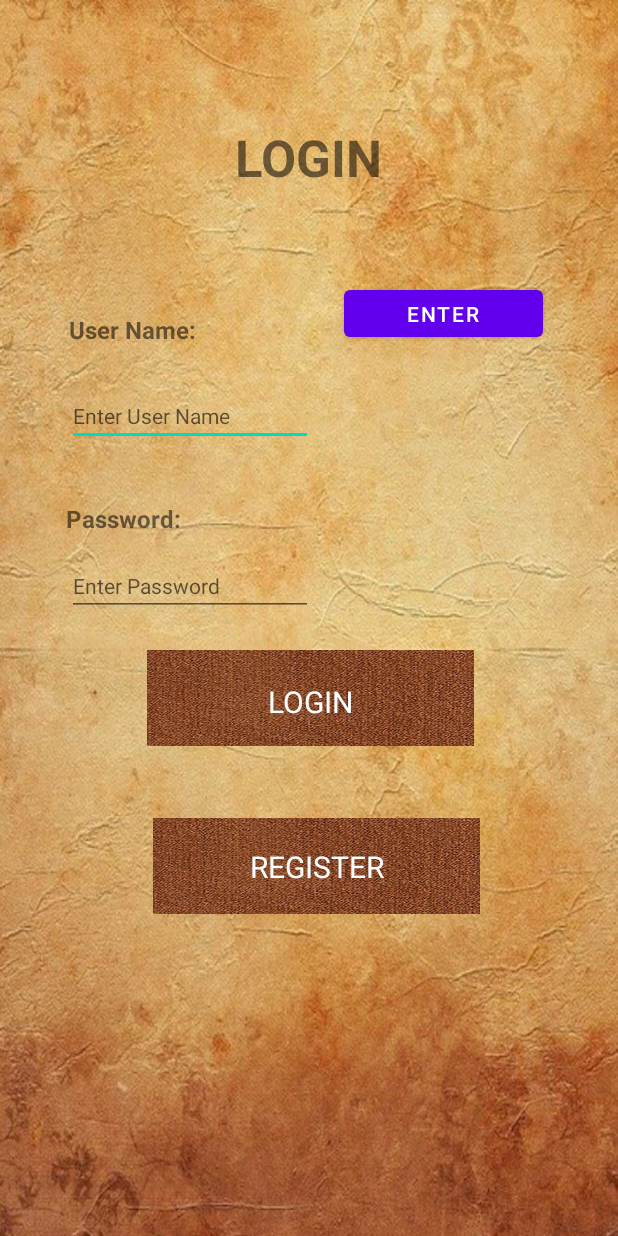
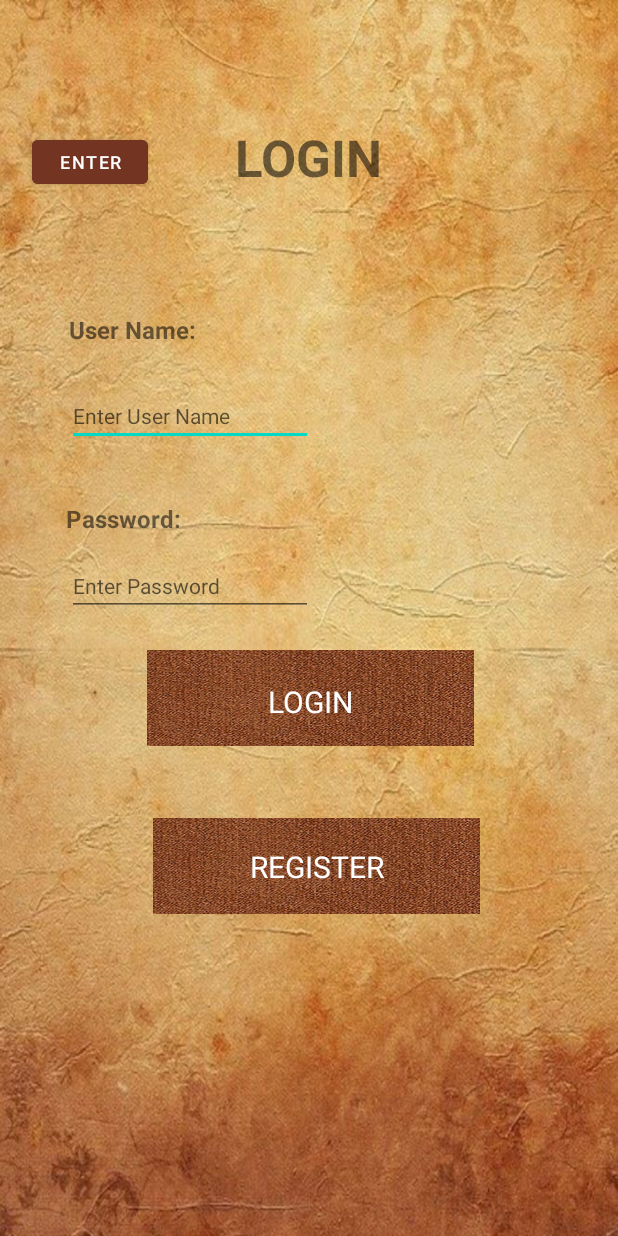
Before and after one commit to Zharrat/BEERS_OF_THE_WORLD, an Android app: the screen it shows after launch (LoginActivity), on a phone screen of 412 x 824 dp. Run offline under Robolectric (Android 15) with nearby library versions, the light colour scheme and no system bars.

Commit message:
Creados 2 fragments para el login e interconectados.Funcionando con cambio de activity.

```diff
--- a/app/src/main/java/com/example/beers_of_the_world/BeerResponse.kt
+++ b/app/src/main/java/com/example/beers_of_the_world/BeerResponse.kt
@@ -1,3 +1,7 @@
+/*
+ * Copyright (c) FS
+ */
+
 package com.example.beers_of_the_world
 
 import android.os.Parcelable
--- a/app/src/main/java/com/example/beers_of_the_world/ui/adapter/BeerAdapter.kt
+++ b/app/src/main/java/com/example/beers_of_the_world/ui/adapter/BeerAdapter.kt
@@ -6,7 +6,7 @@ import android.view.ViewGroup
 import android.widget.ImageView
 import android.widget.TextView
 import androidx.recyclerview.widget.RecyclerView
-import com.example.beers_of_the_world.*
+import com.example.beers_of_the_world.BeerResponse
 import com.example.beers_of_the_world.databinding.FragmentMainBinding
 import com.example.beers_of_the_world.databinding.ItemBeerBinding
 import com.example.beers_of_the_world.ui.fragments.MainFragment
--- a/app/src/main/java/com/example/beers_of_the_world/ui/fragments/LoginFragment.kt
+++ b/app/src/main/java/com/example/beers_of_the_world/ui/fragments/LoginFragment.kt
@@ -7,13 +7,17 @@ import androidx.fragment.app.Fragment
 import android.view.LayoutInflater
 import android.view.View
 import android.view.ViewGroup
+import android.widget.Toast
+import androidx.activity.OnBackPressedCallback
 import androidx.lifecycle.ViewModel
 import androidx.navigation.NavController
+import androidx.navigation.fragment.findNavController
 import com.example.beers_of_the_world.R
 import com.example.beers_of_the_world.databinding.FragmentLoginBinding
 import com.example.beers_of_the_world.databinding.FragmentMainBinding
 import com.example.beers_of_the_world.ui.activities.MainActivity
 import com.example.beers_of_the_world.viewModel.LoginViewModel
+import com.google.android.material.dialog.MaterialAlertDialogBuilder
 
 
 class LoginFragment : Fragment() {
@@ -31,42 +35,115 @@ class LoginFragment : Fragment() {
         inflater: LayoutInflater, container: ViewGroup?,
         savedInstanceState: Bundle?
     ): View? {
-        // Inflate the layout for this fragment
-        return inflater.inflate(R.layout.fragment_login, container, false)
+        binding = FragmentLoginBinding.inflate(inflater, container, false)
+        // Inflates the layout for this fragment
+        return binding.root
+
     }
+
+
 
     override fun onViewCreated(view: View, savedInstanceState: Bundle?) {
         super.onViewCreated(view, savedInstanceState)
 
         /*subscribeUI()*/
 
-        //buildListeners()
+        buildListeners()
 
 
     }
 
-   /* private fun buildListeners() {
-        buttonPassListener()
+    private fun buildListeners() {
+        onFragmentBackPressed(closeSession = true)
+        buttonPassToRegister()
+        buttonPassToLogin()
+        buttonPassWithoutLogin()
     }
 
-    private fun buttonPassListener() {
-        passToSecondAct()
+    private fun buttonPassToRegister() {
+        binding.ivregister.setOnClickListener() {
+            Toast.makeText(getActivity(), "LAUNCH REGISTER FRAGMENT", Toast.LENGTH_LONG).show();
+            //We create an object of an user.
+        }
     }
 
-    private fun passToSecondAct() {
-        binding.buttonpass.setOnClickListener {
+    private fun buttonPassToLogin() {
+        binding.iblogin.setOnClickListener() {
+            Toast.makeText(getActivity(), "LAUNCH LOGIN FRAGMENT", Toast.LENGTH_LONG).show();
+
+
+        }
+    }
+
+    private fun buttonPassWithoutLogin() {
+        binding.btenter.setOnClickListener() {
+            //Toast.makeText(getActivity(), "LAUNCH LOGIN ACTIVITY", Toast.LENGTH_LONG).show();
             startActivity(Intent(requireContext(), MainActivity::class.java))
+            appFinish()
+
         }
-    }*/
 
-    /*private fun bLoginListener() {
-        binding.buttonpass.setOnClickListener {
-            //TODO GET PREFIX
-            getToken()
-        }
-    }*/
+    }
 
-    /*private fun getToken() {
-        ViewModel.getToken()
-    }*/
+
+    //Function when we press the back button.
+    fun onFragmentBackPressed(
+        closeSession: Boolean,
+        func: (() -> Unit)? = null
+    ) {
+        activity?.onBackPressedDispatcher?.addCallback(
+            viewLifecycleOwner,
+            object : OnBackPressedCallback(true) {
+                override fun handleOnBackPressed() {
+                    if (func != null) {
+                        func()
+                    } else {
+                        if (closeSession) {
+                            question()
+                        } else {
+                            findNavController().popBackStack()
+                        }
+                    }
+                }
+            })
+    }
+
+    //We launch the question.
+    fun question() {
+        finalQuestion(
+            "EXIT",
+            "¿EXIT WITHOUT REGISTERING?",
+            {
+                appFinish()
+            })
+    }
+
+    //We ask about going out from the app.
+    fun finalQuestion(
+        title: String,
+        message: String,
+        yesFunc: () -> Unit,
+        noFunc: (() -> Unit)? = null,
+        yesMessage: String? = "YES",
+        noMessage: String? = "NO"
+    ) {
+        MaterialAlertDialogBuilder(requireContext())
+            .setTitle("BEERS OF THE WORLD")
+            .setMessage("YOU ARE NOT REGISTERED, ¿EXIT?")
+            .setPositiveButton("YES") { dialog, _ ->
+                yesFunc()
+                dialog.dismiss()
+                appFinish()
+            }
+            .setNegativeButton("NO") { dialog, _ ->
+                noFunc?.let { noFunc() }
+                dialog.dismiss()
+            }
+            .show()
+    }
+
+    //Exit. App finishes.
+    fun appFinish() {
+        activity?.finish()
+    }
 }
--- a/app/src/main/res/layout/fragment_login.xml
+++ b/app/src/main/res/layout/fragment_login.xml
@@ -6,26 +6,11 @@
     android:layout_width="match_parent"
     android:layout_height="match_parent"
     android:background="@drawable/fondo5"
-    tools:context=".ui.fragments.LoginFragment">
+    tools:context=".LoginFragment">
 
     <androidx.constraintlayout.widget.ConstraintLayout
         android:layout_width="match_parent"
         android:layout_height="match_parent">
-
-        <Button
-            android:id="@+id/buttonpass"
-            android:layout_width="0dp"
-            android:layout_height="43dp"
-            android:layout_marginStart="229dp"
-            android:layout_marginTop="186dp"
-            android:layout_marginEnd="50dp"
-            android:layout_marginBottom="502dp"
-            android:text="ENTER"
-            app:layout_constraintBottom_toBottomOf="parent"
-            app:layout_constraintEnd_toEndOf="parent"
-            app:layout_constraintStart_toEndOf="@+id/tvusername"
-            app:layout_constraintStart_toStartOf="parent"
-            app:layout_constraintTop_toTopOf="parent" />
 
         <TextView
             android:id="@+id/tvtitulo"
@@ -142,6 +127,7 @@
             android:background="@drawable/fondo7"
             app:layout_constraintBottom_toBottomOf="parent"
             app:layout_constraintEnd_toEndOf="parent"
+            app:layout_constraintHorizontal_bias="0.5"
             app:layout_constraintStart_toStartOf="parent"
             app:layout_constraintTop_toTopOf="parent"
             tools:ignore="MissingConstraints" />
@@ -178,12 +164,14 @@
 
             <ImageButton
                 android:id="@+id/ivregister"
-                android:layout_width="0dp"
+                android:layout_width="218dp"
                 android:layout_height="64dp"
+                android:layout_gravity="center"
                 android:background="@drawable/fondo7"
                 android:textStyle="bold"
                 app:layout_constraintBottom_toBottomOf="parent"
                 app:layout_constraintEnd_toEndOf="parent"
+                app:layout_constraintHorizontal_bias="0.5"
                 app:layout_constraintStart_toStartOf="parent"
                 app:layout_constraintTop_toTopOf="parent"
                 tools:ignore="MissingConstraints" />
@@ -206,7 +194,22 @@
                 tools:ignore="MissingConstraints" />
         </androidx.constraintlayout.widget.ConstraintLayout>
 
+        <Button
+            android:id="@+id/btenter"
+            android:layout_width="77dp"
+            android:layout_height="41dp"
+            android:layout_marginStart="21dp"
+            android:layout_marginTop="86dp"
+            android:layout_marginBottom="604dp"
+            android:backgroundTint="#733522"
+            android:text="ENTER"
+            android:textSize="12sp"
+            app:layout_constraintBottom_toBottomOf="parent"
+            app:layout_constraintStart_toStartOf="parent"
+            app:layout_constraintTop_toTopOf="parent" />
 
-    </androidx.constraintlayout.widget.ConstraintLayout>-->
+
+    </androidx.constraintlayout.widget.ConstraintLayout>
+    -->
 
 </FrameLayout>
--- a/app/src/main/res/layout/register_home_fragment.xml
+++ b/app/src/main/res/layout/fragment_register.xml
@@ -6,7 +6,7 @@
     android:layout_width="match_parent"
     android:layout_height="match_parent"
     android:background="@drawable/fondo5"
-    tools:context=".ui.fragments.RegisterFragment">
+    tools:context=".RegisterFragment">
 
 
     <androidx.constraintlayout.widget.ConstraintLayout
--- a/app/src/main/res/navigation/nav_graph_login.xml
+++ b/app/src/main/res/navigation/nav_graph_login.xml
@@ -20,7 +20,7 @@
         android:id="@+id/registerFragment"
         android:name="com.example.beers_of_the_world.ui.fragments.RegisterFragment"
         android:label="register_home_fragment"
-        tools:layout="@layout/register_home_fragment" >
+        tools:layout="@layout/fragment_register" >
         <action
             android:id="@+id/action_registerFragment_to_loginFragment"
             app:destination="@id/loginFragment" />
```
Also changed, not shown: app/src/main/java/com/example/beers_of_the_world/ui/fragments/MainFragment.kt (+6 -6 lines), app/src/main/java/com/example/beers_of_the_world/ui/fragments/RegisterFragment.kt (+10 -3 lines).
